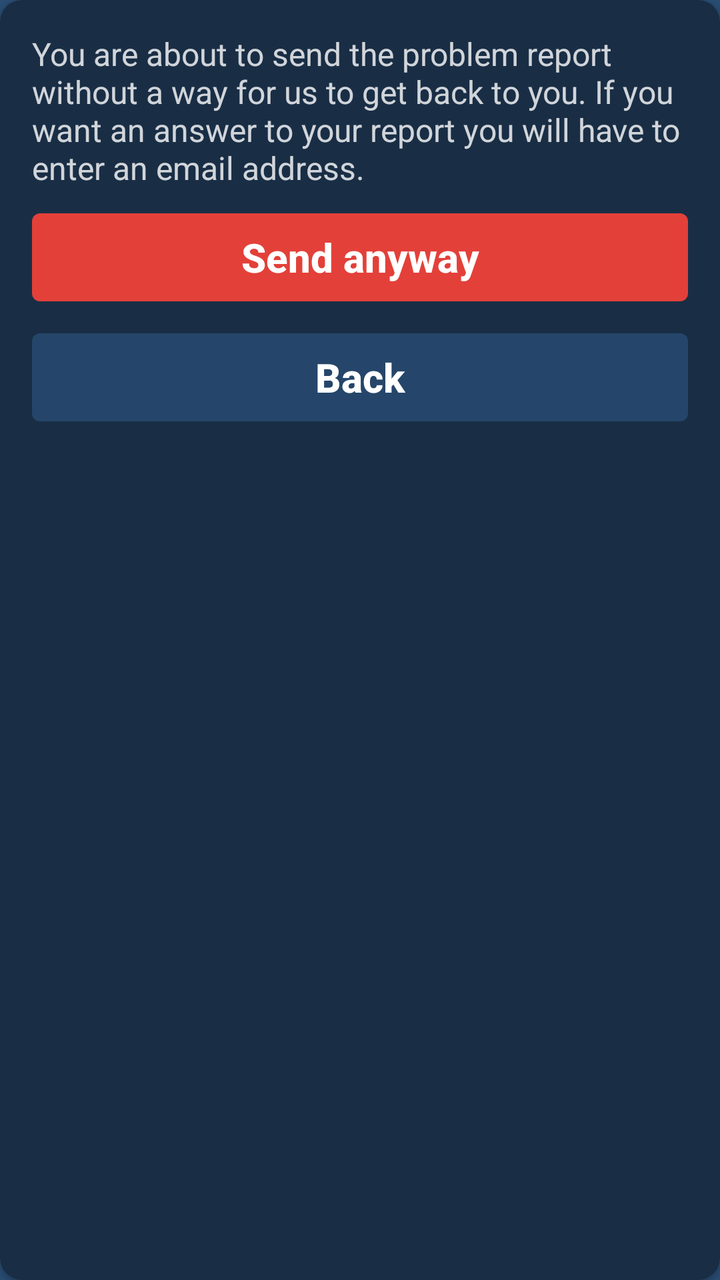
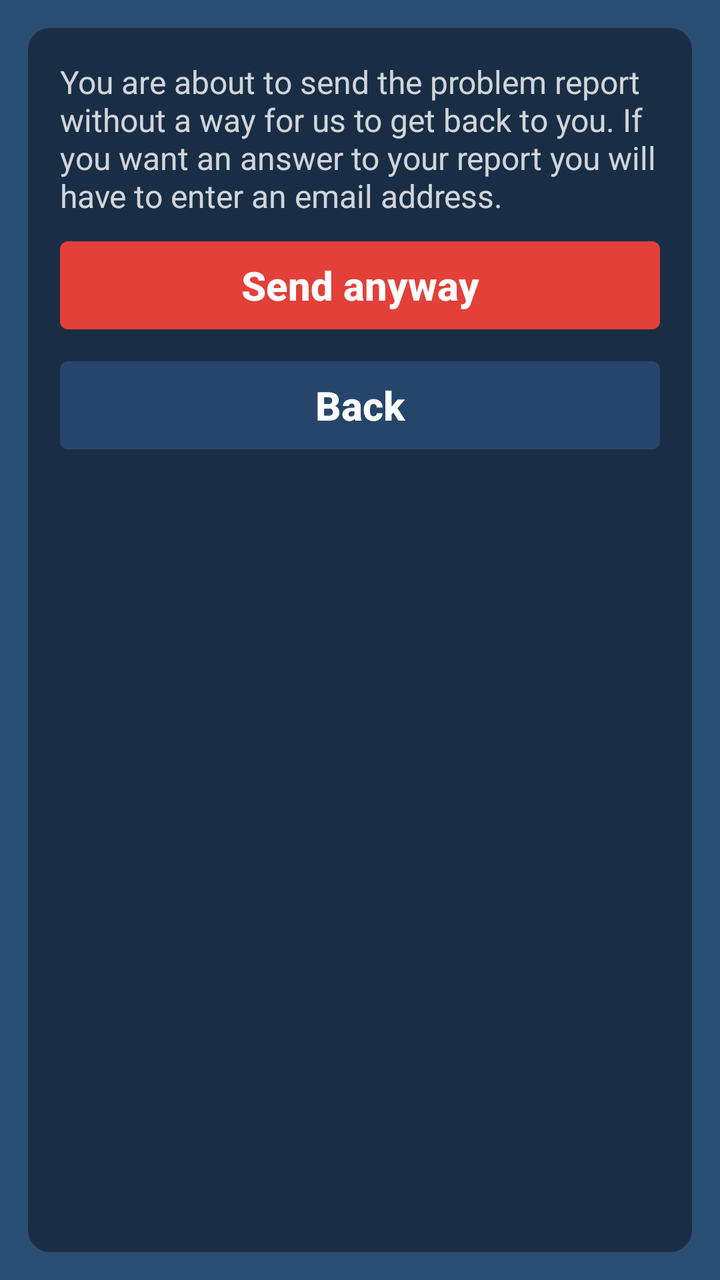

Two renders of the same Android screen: before a commit and after it. Below are the layout's source before the change and the commit's diff.
<!-- AndroidManifest.xml: application theme AppTheme -->
<!-- res/layout/confirm_no_email.xml -->
<LinearLayout xmlns:android="http://schemas.android.com/apk/res/android"
              android:layout_width="wrap_content"
              android:layout_height="wrap_content"
              android:padding="16dp"
              android:background="@drawable/dialog_background"
              android:orientation="vertical"
              android:gravity="left"
              android:elevation="2dp">
    <TextView android:layout_width="wrap_content"
              android:layout_height="wrap_content"
              android:layout_weight="0"
              android:layout_marginBottom="12dp"
              android:textColor="@color/white80"
              android:textSize="16sp"
              android:text="@string/confirm_no_email" />
    <Button android:id="@+id/send_button"
            android:text="@string/send_anyway"
            style="@style/RedButton" />
    <Button android:id="@+id/back_button"
            android:layout_marginTop="16dp"
            android:text="@string/back"
            style="@style/BlueButton" />
</LinearLayout>
<!-- resources referenced by this layout -->
<resources>
  <color name="white80">#CCFFFFFF</color>
  <!-- drawable dialog_background (drawable) -->
  <?xml version="1.0" encoding="utf-8"?>
  <shape xmlns:android="http://schemas.android.com/apk/res/android"
         android:shape="rectangle">
      <corners android:radius="11dp" />
      <solid android:color="@color/darkBlue" />
  </shape>
  <string name="back">Back</string>
  <string name="confirm_no_email">You are about to send the problem report without a way for us
      to get back to you. If you want an answer to your report you will have to enter an email
      address.</string>
  <string name="send_anyway">Send anyway</string>
  <style name="BlueButton" parent="Button">
          <item name="android:background">@drawable/blue_button_background</item>
      </style>
  <style name="RedButton" parent="Button">
          <item name="android:background">@drawable/red_button_background</item>
      </style>
  <style name="AppTheme" parent="Theme.AppCompat.NoActionBar">
          <item name="colorPrimary">@color/colorPrimary</item>
          <item name="android:windowBackground">@color/blue</item>
      </style>
  <color name="darkBlue">#192E45</color>
  <style name="Button" parent="Widget.AppCompat.Button.Borderless">
          <item name="android:layout_height">@dimen/normal_button_height</item>
          <item name="android:layout_width">match_parent</item>
          <item name="android:padding">0dp</item>
          <item name="android:textAllCaps">false</item>
          <item name="android:textColor">@color/white</item>
          <item name="android:textSize">20sp</item>
          <item name="android:textStyle">bold</item>
      </style>
  <!-- drawable blue_button_background (drawable) -->
  <?xml version="1.0" encoding="utf-8"?>
  <selector xmlns:android="http://schemas.android.com/apk/res/android">
      <item android:state_pressed="false">
          <shape android:shape="rectangle">
              <corners android:radius="4dp" />
              <solid android:color="@color/blue80" />
          </shape>
      </item>
      <item android:state_pressed="true">
          <shape android:shape="rectangle">
              <corners android:radius="4dp" />
              <solid android:color="@color/blue60" />
          </shape>
      </item>
  </selector>
  <!-- drawable red_button_background (drawable) -->
  <?xml version="1.0" encoding="utf-8"?>
  <selector xmlns:android="http://schemas.android.com/apk/res/android">
      <item android:state_pressed="false">
          <shape android:shape="rectangle">
              <corners android:radius="4dp" />
              <solid android:color="@color/red" />
          </shape>
      </item>
      <item android:state_pressed="true">
          <shape android:shape="rectangle">
              <corners android:radius="4dp" />
              <solid android:color="@color/red95" />
          </shape>
      </item>
  </selector>
  <color name="colorPrimary">#294D73</color>
  <color name="blue">#294D73</color>
  <dimen name="normal_button_height">44dp</dimen>
  <color name="white">#FFFFFF</color>
  <color name="blue80">#CC294D73</color>
  <color name="blue60">#99294D73</color>
  <color name="red">#FFE34039</color>
  <color name="red95">#F2E34039</color>
</resources>

<!-- the commit's change to res/layout/confirm_no_email.xml (unified diff, before → after) -->
@@ -1,7 +1,7 @@
 <LinearLayout xmlns:android="http://schemas.android.com/apk/res/android"
               android:layout_width="wrap_content"
               android:layout_height="wrap_content"
-              android:padding="16dp"
+              android:padding="30dp"
               android:background="@drawable/dialog_background"
               android:orientation="vertical"
               android:gravity="left"
<!-- resource entries referenced after the edit -->
@@ -3,11 +3,16 @@
   <color name="white80">#CCFFFFFF</color>
   <!-- drawable dialog_background (drawable) -->
   <?xml version="1.0" encoding="utf-8"?>
-  <shape xmlns:android="http://schemas.android.com/apk/res/android"
-         android:shape="rectangle">
-      <corners android:radius="11dp" />
-      <solid android:color="@color/darkBlue" />
-  </shape>
+  <inset xmlns:android="http://schemas.android.com/apk/res/android"
+         android:insetTop="@dimen/dialog_margin"
+         android:insetLeft="@dimen/dialog_margin"
+         android:insetRight="@dimen/dialog_margin"
+         android:insetBottom="@dimen/dialog_margin">
+      <shape android:shape="rectangle">
+          <corners android:radius="11dp" />
+          <solid android:color="@color/darkBlue" />
+      </shape>
+  </inset>
   <string name="back">Back</string>
   <string name="confirm_no_email">You are about to send the problem report without a way for us
       to get back to you. If you want an answer to your report you will have to enter an email
@@ -23,6 +28,7 @@
           <item name="colorPrimary">@color/colorPrimary</item>
           <item name="android:windowBackground">@color/blue</item>
       </style>
+  <dimen name="dialog_margin">14dp</dimen>
   <color name="darkBlue">#192E45</color>
   <style name="Button" parent="Widget.AppCompat.Button.Borderless">
           <item name="android:layout_height">@dimen/normal_button_height</item>
